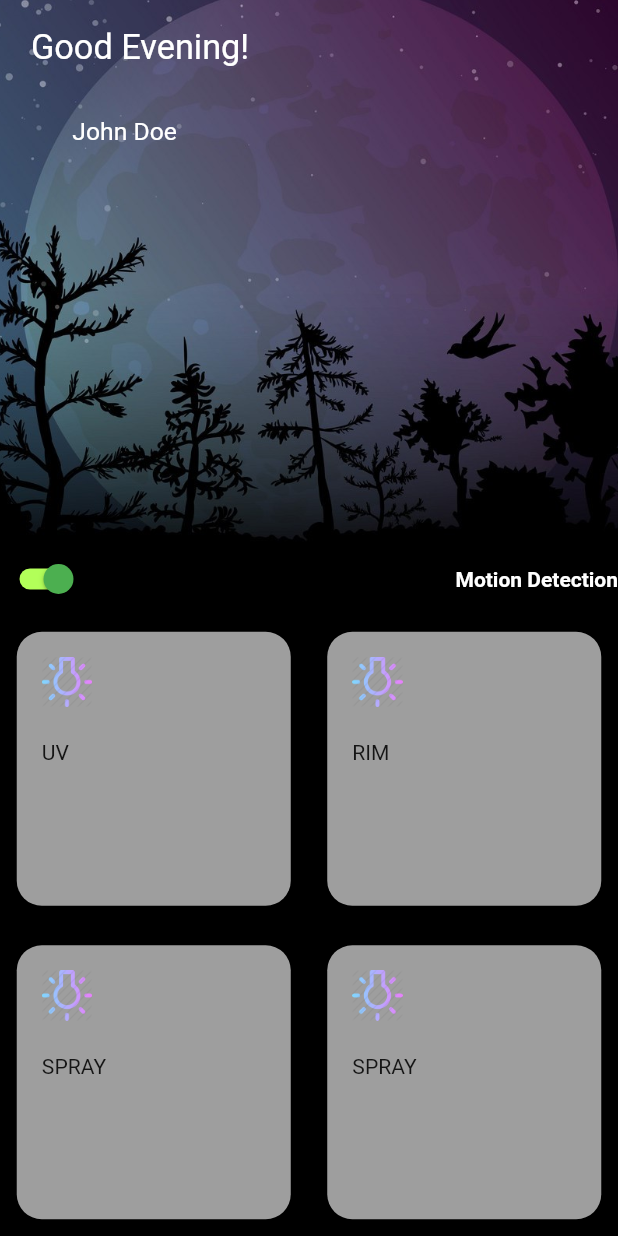
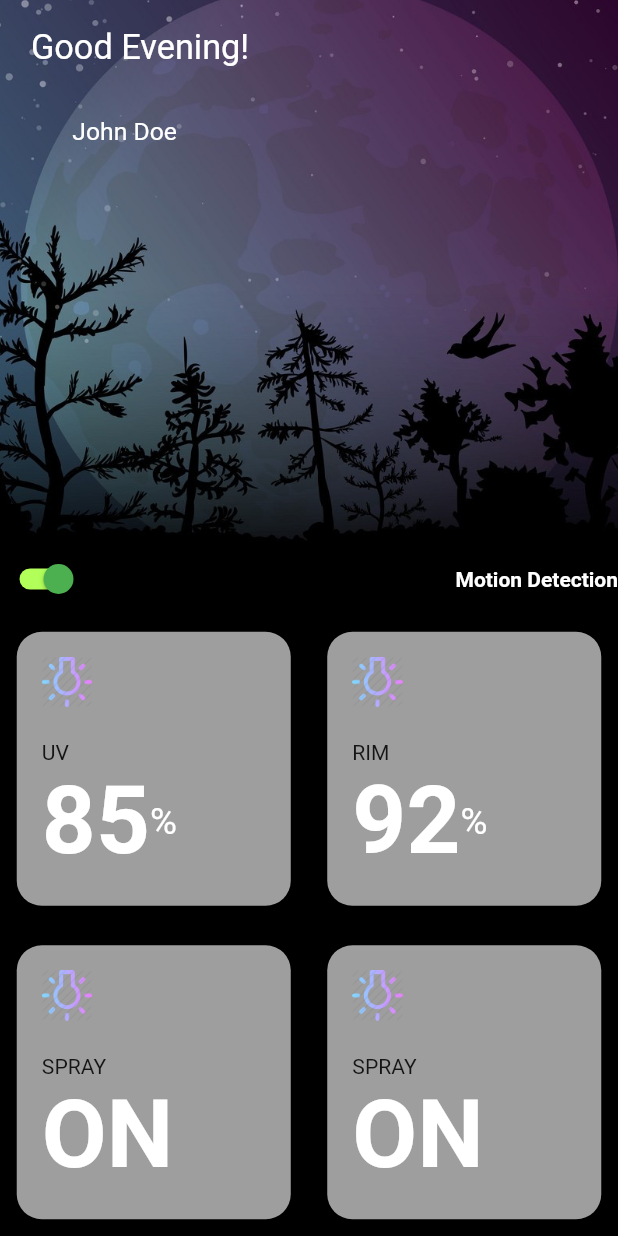
Before and after one commit to saakshidixit2305/smartwashroom, a Flutter app: the HomePage screen opened directly, scrolled down 50 dp, on a phone screen of 412 x 824 dp. Run offline on Flutter 3.47's test engine with Material 2 defaults, Android fonts, the light colour scheme and no system bars; our stand-ins replace font_awesome_flutter, intro_slider; Roboto replaces fonts that are missing (CardName_Arial); project files that could hold a hidden picture were left out.

Commit message:
Sample Values added to cards

```diff
--- a/smart/lib/src/ui/pages/homepage.dart
+++ b/smart/lib/src/ui/pages/homepage.dart
@@ -171,6 +171,32 @@ class _HomePageState extends State<HomePage> {
                         fontSize: ((1.71 * uniHeight) / 100),
                       ),
                     ),
+                    Align(
+                      alignment: Alignment.bottomLeft,
+                      child: Row(
+                        mainAxisSize: MainAxisSize.min,
+                        mainAxisAlignment: MainAxisAlignment.start,
+                        crossAxisAlignment: CrossAxisAlignment.center,
+                        children: <Widget>[
+                          Text(
+                            "85",
+                            style: TextStyle(
+                              color: Colors.white,
+                              fontWeight: FontWeight.bold,
+                              fontSize: ((6.096 * uniHeight) / 80),
+                            ),
+                          ),
+                          Text(
+                            "%",
+                            style: TextStyle(
+                              color: Colors.white,
+                              fontWeight: FontWeight.normal,
+                              fontSize: ((2.980 * uniHeight) / 100),
+                            ),
+                          ),
+                        ],
+                      ),
+                    ),
                   ],
                 ),
               ),
@@ -279,6 +305,32 @@ class _HomePageState extends State<HomePage> {
                         fontSize: ((1.71 * uniHeight) / 100),
                       ),
                     ),
+                    Align(
+                      alignment: Alignment.bottomLeft,
+                      child: Row(
+                        mainAxisSize: MainAxisSize.min,
+                        mainAxisAlignment: MainAxisAlignment.start,
+                        crossAxisAlignment: CrossAxisAlignment.center,
+                        children: <Widget>[
+                          Text(
+                            "ON",
+                            style: TextStyle(
+                              color: Colors.white,
+                              fontWeight: FontWeight.bold,
+                              fontSize: ((6.096 * uniHeight) / 80),
+                            ),
+                          ),
+                          /*Text(
+                            "%",
+                            style: TextStyle(
+                              color: Colors.white,
+                              fontWeight: FontWeight.normal,
+                              fontSize: ((2.980 * uniHeight) / 100),
+                            ),
+                          ),*/
+                        ],
+                      ),
+                    ),
                   ],
                 ),
               ),
@@ -385,6 +437,32 @@ class _HomePageState extends State<HomePage> {
                         fontSize: ((1.71 * uniHeight) / 100),
                       ),
                     ),
+                    Align(
+                      alignment: Alignment.bottomLeft,
+                      child: Row(
+                        mainAxisSize: MainAxisSize.min,
+                        mainAxisAlignment: MainAxisAlignment.start,
+                        crossAxisAlignment: CrossAxisAlignment.center,
+                        children: <Widget>[
+                          Text(
+                            "92",
+                            style: TextStyle(
+                              color: Colors.white,
+                              fontWeight: FontWeight.bold,
+                              fontSize: ((6.096 * uniHeight) / 80),
+                            ),
+                          ),
+                          Text(
+                            "%",
+                            style: TextStyle(
+                              color: Colors.white,
+                              fontWeight: FontWeight.normal,
+                              fontSize: ((2.980 * uniHeight) / 100),
+                            ),
+                          ),
+                        ],
+                      ),
+                    ),
                   ],
                 ),
               ),
```
Also changed, not shown: smart/pubspec.lock.
